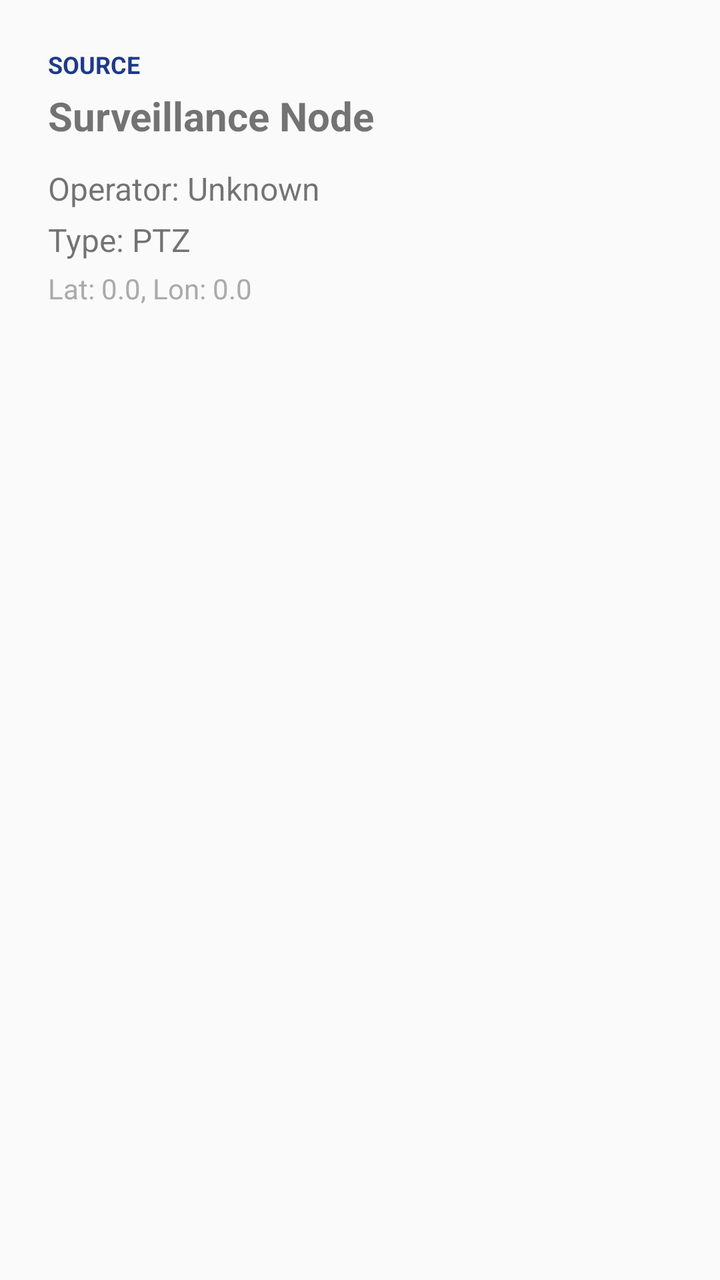
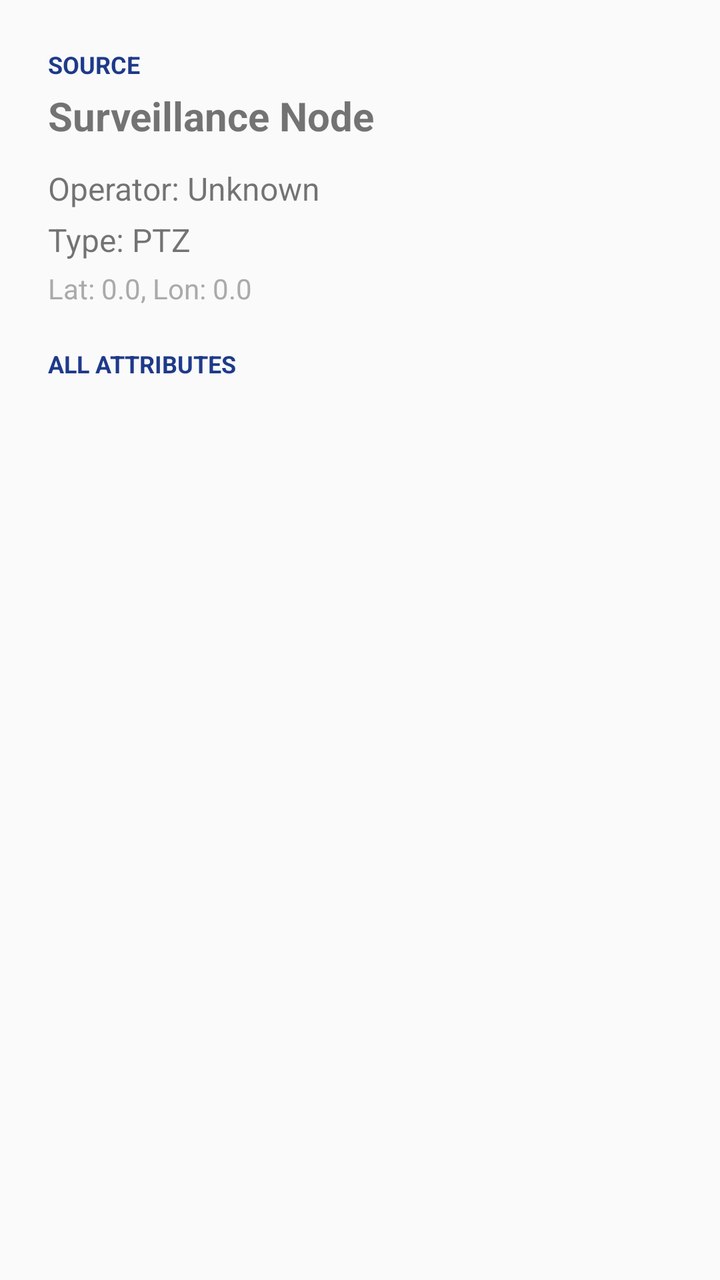

Before-and-after screenshots of an Android layout around one commit, followed by the original layout XML and the change that was made.
<!-- AndroidManifest.xml: application theme Theme.OmniWatch -->
<!-- res/layout/bottom_sheet_camera_detail.xml -->
<?xml version="1.0" encoding="utf-8"?>
<LinearLayout xmlns:android="http://schemas.android.com/apk/res/android"
    android:layout_width="match_parent"
    android:layout_height="wrap_content"
    android:orientation="vertical"
    android:padding="24dp">

    <TextView
        android:id="@+id/tvCameraSource"
        android:layout_width="wrap_content"
        android:layout_height="wrap_content"
        android:text="@string/source"
        android:textSize="12sp"
        android:textStyle="bold"
        android:textColor="#1E3A8A" />

    <TextView
        android:id="@+id/tvCameraTitle"
        android:layout_width="wrap_content"
        android:layout_height="wrap_content"
        android:text="@string/surveillance_node"
        android:textSize="20sp"
        android:textStyle="bold"
        android:layout_marginTop="4dp" />

    <TextView
        android:id="@+id/tvOperator"
        android:layout_width="wrap_content"
        android:layout_height="wrap_content"
        android:text="@string/operator_unknown"
        android:layout_marginTop="12dp"
        android:textSize="16sp" />

    <TextView
        android:id="@+id/tvType"
        android:layout_width="wrap_content"
        android:layout_height="wrap_content"
        android:text="@string/type_ptz"
        android:layout_marginTop="4dp"
        android:textSize="16sp" />

    <TextView
        android:id="@+id/tvCoordinates"
        android:layout_width="wrap_content"
        android:layout_height="wrap_content"
        android:text="@string/lat_lon_default"
        android:layout_marginTop="4dp"
        android:textSize="14sp"
        android:textColor="@android:color/darker_gray" />

</LinearLayout>
<!-- resources referenced by this layout -->
<resources>
  <string name="lat_lon_default">Lat: 0.0, Lon: 0.0</string>
  <string name="operator_unknown">Operator: Unknown</string>
  <string name="source">SOURCE</string>
  <string name="surveillance_node">Surveillance Node</string>
  <string name="type_ptz">Type: PTZ</string>
  <style name="Theme.OmniWatch" parent="Theme.AppCompat.DayNight.NoActionBar" />
</resources>

<!-- the commit's change to res/layout/bottom_sheet_camera_detail.xml (unified diff, before → after) -->
@@ -1,51 +1,73 @@
 <?xml version="1.0" encoding="utf-8"?>
-<LinearLayout xmlns:android="http://schemas.android.com/apk/res/android"
+<ScrollView xmlns:android="http://schemas.android.com/apk/res/android"
     android:layout_width="match_parent"
-    android:layout_height="wrap_content"
-    android:orientation="vertical"
-    android:padding="24dp">
+    android:layout_height="wrap_content">
 
-    <TextView
-        android:id="@+id/tvCameraSource"
-        android:layout_width="wrap_content"
+    <LinearLayout
+        android:layout_width="match_parent"
         android:layout_height="wrap_content"
-        android:text="@string/source"
-        android:textSize="12sp"
-        android:textStyle="bold"
-        android:textColor="#1E3A8A" />
+        android:orientation="vertical"
+        android:padding="24dp">
 
-    <TextView
-        android:id="@+id/tvCameraTitle"
-        android:layout_width="wrap_content"
-        android:layout_height="wrap_content"
-        android:text="@string/surveillance_node"
-        android:textSize="20sp"
-        android:textStyle="bold"
-        android:layout_marginTop="4dp" />
+        <TextView
+            android:id="@+id/tvCameraSource"
+            android:layout_width="wrap_content"
+            android:layout_height="wrap_content"
+            android:text="@string/source"
+            android:textColor="#1E3A8A"
+            android:textSize="12sp"
+            android:textStyle="bold" />
 
-    <TextView
-        android:id="@+id/tvOperator"
-        android:layout_width="wrap_content"
-        android:layout_height="wrap_content"
-        android:text="@string/operator_unknown"
-        android:layout_marginTop="12dp"
-        android:textSize="16sp" />
+        <TextView
+            android:id="@+id/tvCameraTitle"
+            android:layout_width="wrap_content"
+            android:layout_height="wrap_content"
+            android:layout_marginTop="4dp"
+            android:text="@string/surveillance_node"
+            android:textSize="20sp"
+            android:textStyle="bold" />
 
-    <TextView
-        android:id="@+id/tvType"
-        android:layout_width="wrap_content"
-        android:layout_height="wrap_content"
-        android:text="@string/type_ptz"
-        android:layout_marginTop="4dp"
-        android:textSize="16sp" />
+        <TextView
+            android:id="@+id/tvOperator"
+            android:layout_width="wrap_content"
+            android:layout_height="wrap_content"
+            android:layout_marginTop="12dp"
+            android:text="@string/operator_unknown"
+            android:textSize="16sp" />
 
-    <TextView
-        android:id="@+id/tvCoordinates"
-        android:layout_width="wrap_content"
-        android:layout_height="wrap_content"
-        android:text="@string/lat_lon_default"
-        android:layout_marginTop="4dp"
-        android:textSize="14sp"
-        android:textColor="@android:color/darker_gray" />
+        <TextView
+            android:id="@+id/tvType"
+            android:layout_width="wrap_content"
+            android:layout_height="wrap_content"
+            android:layout_marginTop="4dp"
+            android:text="@string/type_ptz"
+            android:textSize="16sp" />
 
-</LinearLayout>
+        <TextView
+            android:id="@+id/tvCoordinates"
+            android:layout_width="wrap_content"
+            android:layout_height="wrap_content"
+            android:layout_marginTop="4dp"
+            android:text="@string/lat_lon_default"
+            android:textColor="@android:color/darker_gray"
+            android:textSize="14sp" />
+
+        <TextView
+            android:id="@+id/tvAllTags"
+            android:layout_width="match_parent"
+            android:layout_height="wrap_content"
+            android:layout_marginTop="20dp"
+            android:text="@string/all_attributes"
+            android:textColor="#1E3A8A"
+            android:textSize="12sp"
+            android:textStyle="bold" />
+
+        <LinearLayout
+            android:id="@+id/tagContainer"
+            android:layout_width="match_parent"
+            android:layout_height="wrap_content"
+            android:layout_marginTop="4dp"
+            android:orientation="vertical" />
+
+    </LinearLayout>
+</ScrollView>
<!-- resource entries referenced after the edit -->
@@ -1,5 +1,6 @@
 <!-- resources referenced by this layout -->
 <resources>
+  <string name="all_attributes">ALL ATTRIBUTES</string>
   <string name="lat_lon_default">Lat: 0.0, Lon: 0.0</string>
   <string name="operator_unknown">Operator: Unknown</string>
   <string name="source">SOURCE</string>
